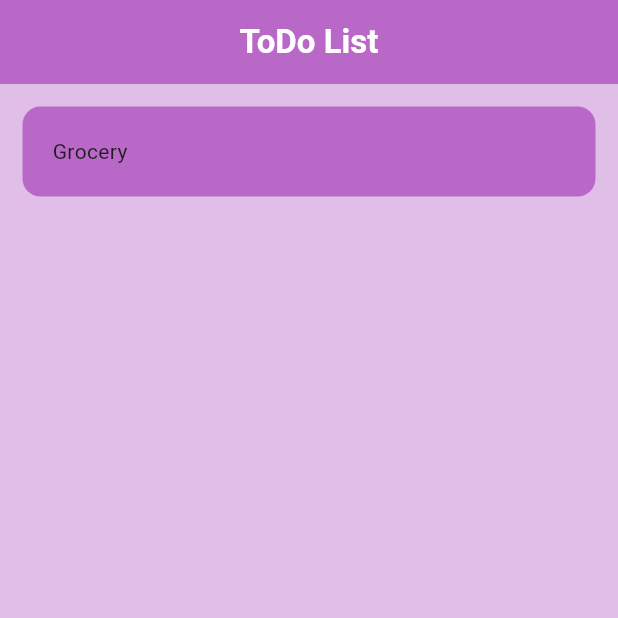
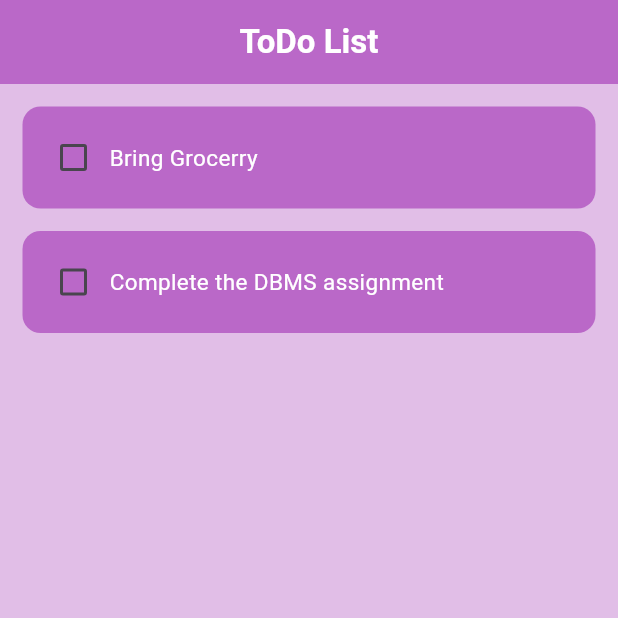
Before and after one commit to ishanundre2004/To-Do, a Flutter app: the screen it shows after launch, on a phone screen of 412 x 824 dp, the top half of it. Run offline on Flutter 3.47's test engine with Material 3 defaults, Android fonts, the phone set to English and light mode, and no system bars.

Commit message:
third commit

```diff
--- a/lib/pages/home_page.dart
+++ b/lib/pages/home_page.dart
@@ -5,12 +5,29 @@ import 'package:flutter/widgets.dart';
 import '../utils/todo_tile.dart';
 
 // ignore: must_be_immutable
-class HomePage extends StatelessWidget {
+class HomePage extends StatefulWidget {
   HomePage({super.key});
+
+  @override
+  State<HomePage> createState() => _HomePageState();
+}
+
+class _HomePageState extends State<HomePage> {
   TextEditingController mycontroller = TextEditingController();
 
   void getUser() {
     print(mycontroller.text);
+  }
+
+  List toDoList = [
+    ["Bring Grocerry", false],
+    ["Complete the DBMS assignment", false],
+  ];
+
+  void checkBoxChecked(bool? value, int index) {
+    setState(() {
+      toDoList[index][1] = !toDoList[index][1];
+    });
   }
 
   @override
@@ -29,11 +46,14 @@ class HomePage extends StatelessWidget {
           ),
           backgroundColor: Colors.purple[300],
         ),
-      body: ListView(
-        children: const [
-          ToDoTile(),
-        ],
-      ),
-    );
+        body: ListView.builder(
+          itemCount: toDoList.length,
+          itemBuilder: (context, index) {
+            return ToDoTile(
+                onChanged: (value) => checkBoxChecked(value, index),
+                taskCompleted: toDoList[index][1],
+                taskName: toDoList[index][0]);
+          },
+        ));
   }
 }
--- a/lib/utils/todo_tile.dart
+++ b/lib/utils/todo_tile.dart
@@ -1,20 +1,42 @@
-import 'package:flutter/cupertino.dart';
 import 'package:flutter/material.dart';
 
 class ToDoTile extends StatelessWidget {
-  const ToDoTile({super.key});
+  final String taskName;
+  final bool taskCompleted;
+  Function(bool?)? onChanged;
+
+  ToDoTile({
+    super.key,
+    required this.onChanged,
+    required this.taskCompleted,
+    required this.taskName,
+  });
 
   @override
   Widget build(BuildContext context) {
     return Padding(
-      padding: const EdgeInsets.all(15.0),
+      padding: const EdgeInsets.only(left: 15.0, top: 15.0, right: 15.0),
       child: Container(
-        padding: EdgeInsets.all(20),
+        padding: const EdgeInsets.all(10),
         decoration: BoxDecoration(
           color: Colors.purple[300],
           borderRadius: BorderRadius.circular(12),
         ),
-        child: Text("Grocery"),
+        child: Row(
+          children: [
+            Checkbox(value: taskCompleted, onChanged: onChanged),
+            Text(
+              taskName,
+              style: TextStyle(
+                color: Colors.white,
+                fontSize: 15,
+                decoration: taskCompleted
+                    ? TextDecoration.lineThrough
+                    : TextDecoration.none,
+              ),
+            ),
+          ],
+        ),
       ),
     );
   }
```
Lines whose indentation alone changed are shown as unchanged.
